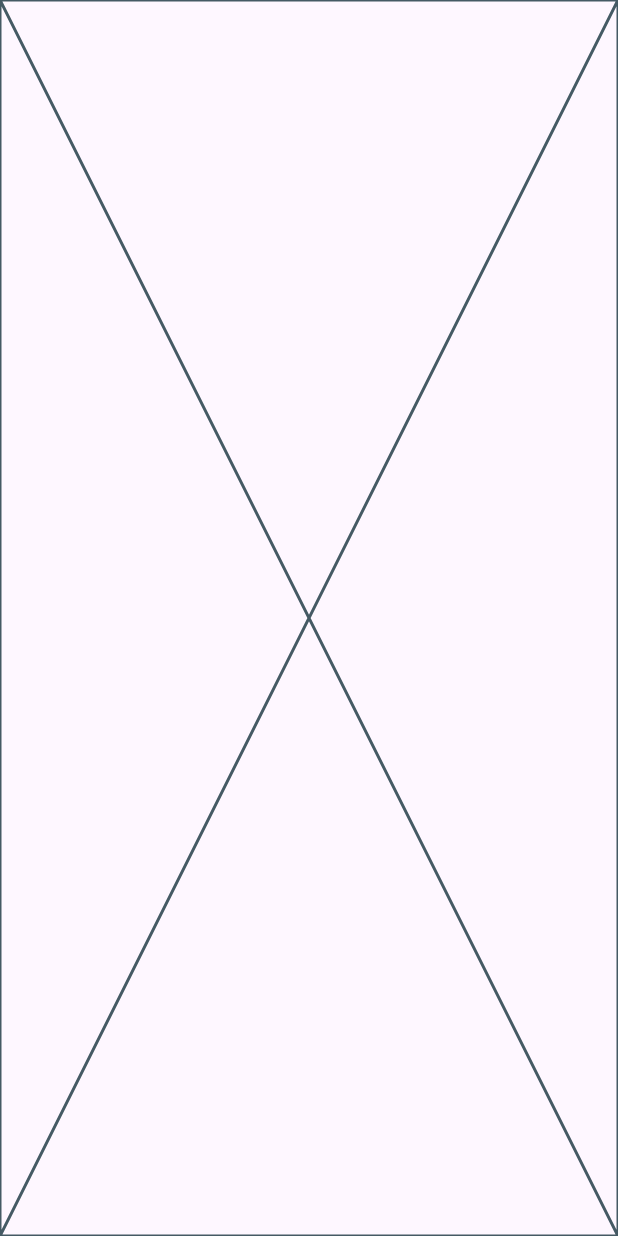
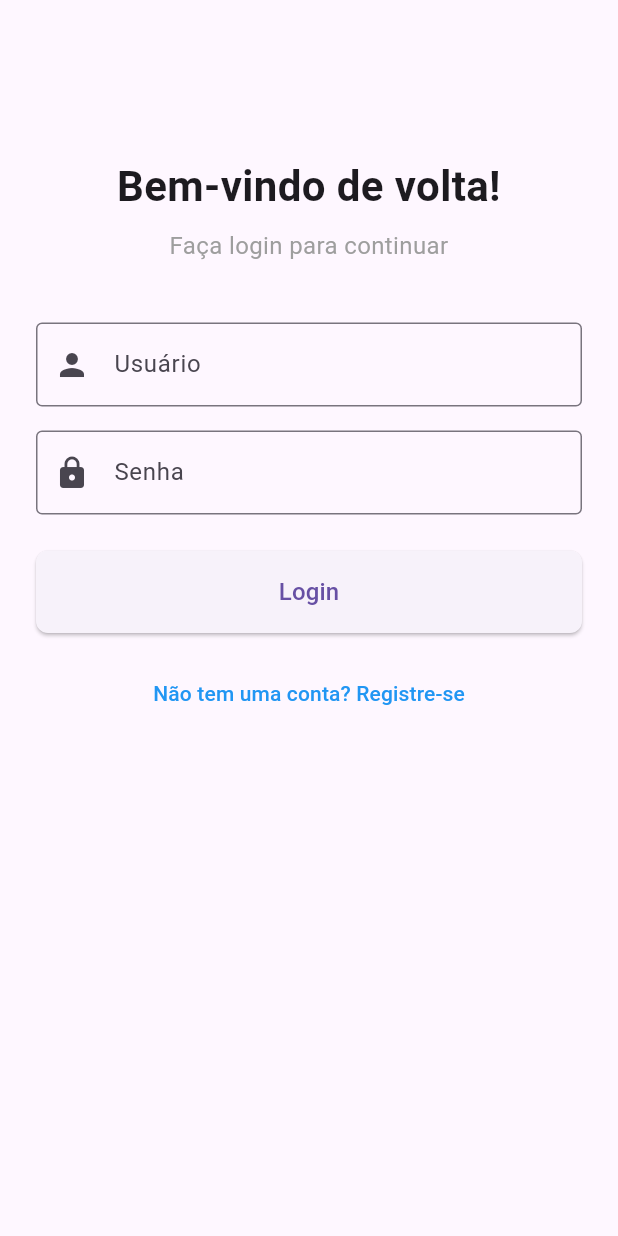
Before and after one commit to RyanB-Rezende/app_loja_frontend, a Flutter app: the LoginPage screen opened directly, on a phone screen of 412 x 824 dp. Run offline on Flutter 3.47's test engine with Material 3 defaults, Android fonts, the phone set to English and light mode, and no system bars; network calls fail.

Commit message:
BAGULHO MUITO FODA SLK CUZÃO

```diff
--- a/lib/main.dart
+++ b/lib/main.dart
@@ -1,6 +1,9 @@
 import 'package:flutter/material.dart';
 import 'package:projeto_flutter/data/repository/repository.dart';
+import 'package:projeto_flutter/data/repository/user_repository.dart';
 import 'package:projeto_flutter/presentation/pages/homepage.dart';
+import 'package:projeto_flutter/presentation/pages/loginpage.dart';
+import 'package:projeto_flutter/presentation/viewmodel/user_viewmodel.dart';
 import 'package:projeto_flutter/presentation/viewmodel/viewmodel.dart';
 import 'package:projeto_flutter/services/api_services.dart';
 import 'package:provider/provider.dart';
@@ -11,6 +14,9 @@ void main() {
       providers: [
         ChangeNotifierProvider(
           create: (_) => ProdutoViewModel(ProdutoRepository(ApiServices())),
+        ),
+        ChangeNotifierProvider(
+          create: (_) => UserViewModel(UserRepository(ApiServices())),
         ),
       ],
       child: const MyApp(),
@@ -27,10 +33,10 @@ class MyApp extends StatelessWidget {
     return MaterialApp(
       title: 'Loja API',
       theme: ThemeData(primaryColor: Colors.blue),
-      initialRoute: '/',
+      initialRoute: '/login',
       routes: {
         '/': (context) => const Homepage(),
-        // '/login': (context) => const LoginPage(),
+        '/login': (context) => const LoginPage(),
         // '/carrinho': (context) => const CarrinhoPage(),
       },
     );
--- a/lib/presentation/pages/loginpage.dart
+++ b/lib/presentation/pages/loginpage.dart
@@ -1,4 +1,6 @@
 import 'package:flutter/material.dart';
+import 'package:projeto_flutter/presentation/viewmodel/user_viewmodel.dart';
+import 'package:provider/provider.dart';
 
 class LoginPage extends StatefulWidget {
   const LoginPage({super.key});
@@ -18,8 +20,114 @@ class _LoginPageState extends State<LoginPage> {
     super.dispose();
   }
 
+  login() async {
+    final viewModel = Provider.of<UserViewModel>(context, listen: false);
+    final username = usernameController.text;
+    final senha = senhaController.text;
+
+    if (username.isEmpty || senha.isEmpty) {
+      if (mounted) {
+        ScaffoldMessenger.of(context).showSnackBar(
+          const SnackBar(content: Text('Por favor, preencha todos os campos.')),
+        );
+      }
+      return;
+    }
+
+    try {
+      bool sucesso = await viewModel.login(username, senha);
+      if (mounted && sucesso) {
+        Navigator.pushReplacementNamed(context, '/');
+      } else {
+        if (mounted) {
+          ScaffoldMessenger.of(context).showSnackBar(
+            const SnackBar(
+              content: Text('Erro ao fazer login, verifique suas credenciais.'),
+            ),
+          );
+        }
+      }
+    } catch (e) {
+      if (mounted) {
+        ScaffoldMessenger.of(
+          context,
+        ).showSnackBar(SnackBar(content: Text('Erro ao fazer login: $e')));
+      }
+    }
+  }
+
+  void irParaRegistro() {
+    Navigator.pushNamed(context, '/register');
+  }
+
   @override
   Widget build(BuildContext context) {
-    return const Placeholder();
+    return Scaffold(
+      body: SingleChildScrollView(
+        child: Padding(
+          padding: const EdgeInsets.all(24.0),
+          child: Column(
+            crossAxisAlignment: CrossAxisAlignment.stretch,
+            children: [
+              const SizedBox(height: 80.0),
+              // Título
+              const Text(
+                'Bem-vindo de volta!',
+                style: TextStyle(fontSize: 28, fontWeight: FontWeight.bold),
+                textAlign: TextAlign.center,
+              ),
+              const SizedBox(height: 8.0),
+              const Text(
+                'Faça login para continuar',
+                style: TextStyle(fontSize: 16, color: Colors.grey),
+                textAlign: TextAlign.center,
+              ),
+              const SizedBox(height: 40.0),
+              // Campo de usuário
+              TextField(
+                controller: usernameController,
+                decoration: const InputDecoration(
+                  labelText: 'Usuário',
+                  prefixIcon: Icon(Icons.person),
+                  border: OutlineInputBorder(),
+                ),
+              ),
+              const SizedBox(height: 16.0),
+              // Campo de senha
+              TextField(
+                controller: senhaController,
+                decoration: const InputDecoration(
+                  labelText: 'Senha',
+                  prefixIcon: Icon(Icons.lock),
+                  border: OutlineInputBorder(),
+                ),
+                obscureText: true,
+              ),
+              const SizedBox(height: 24.0),
+              // Botão de login
+              ElevatedButton(
+                onPressed: login,
+                style: ElevatedButton.styleFrom(
+                  padding: const EdgeInsets.symmetric(vertical: 16.0),
+                  shape: RoundedRectangleBorder(
+                    borderRadius: BorderRadius.circular(8.0),
+                  ),
+                ),
+                child: const Text('Login', style: TextStyle(fontSize: 16)),
+              ),
+              const SizedBox(height: 16.0),
+              // Link para registro
+              TextButton(
+                onPressed: irParaRegistro,
+                child: const Text(
+                  'Não tem uma conta? Registre-se',
+                  style: TextStyle(color: Colors.blue, fontSize: 14),
+                ),
+              ),
+            ],
+          ),
+        ),
+      ),
+    );
   }
 }
```
